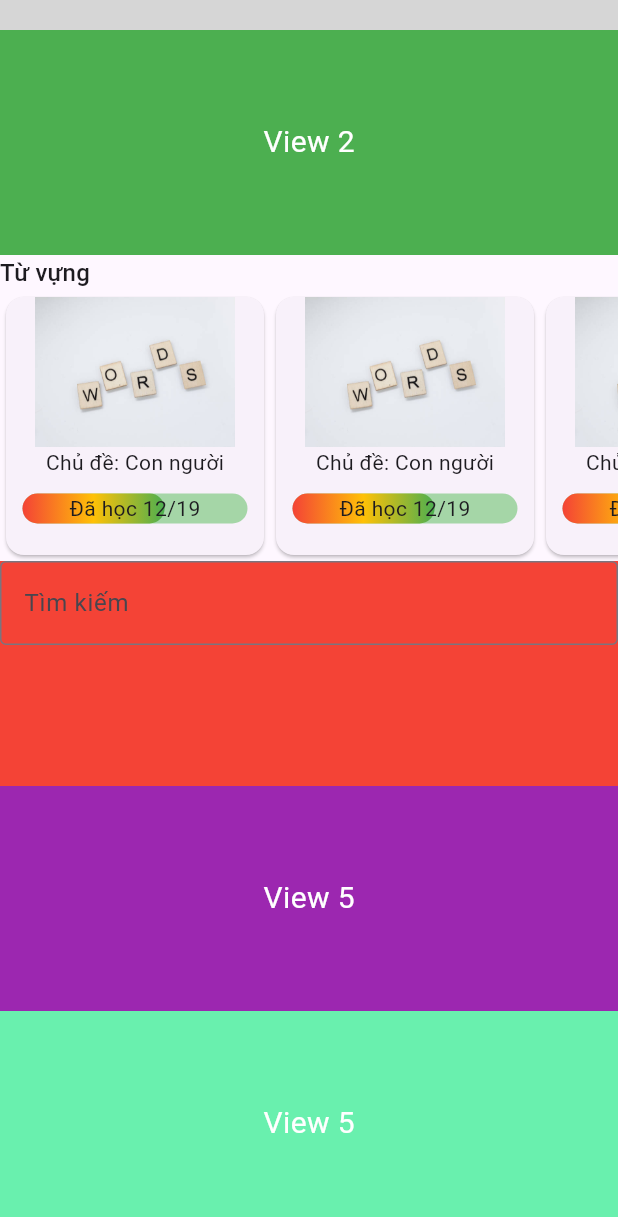
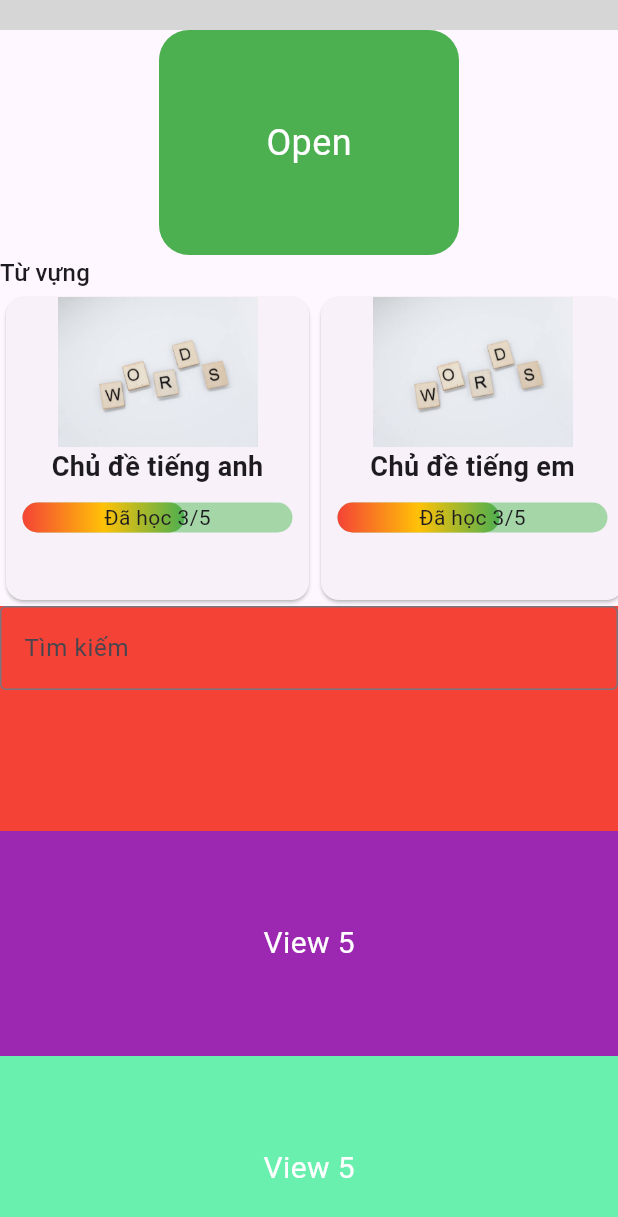
Before and after one commit to VIPCODE03/lap_english, a Flutter app: the HomeScreen widget shown alone on an empty page, opened directly, scrolled down 280 dp, on a phone screen of 412 x 824 dp. Shown: the top 1217 px of the screen. Run offline on Flutter 3.47's test engine with Material 3 defaults, Android fonts, the light colour scheme and no system bars; our stand-ins replace flutter_bloc, fluttertoast, sqflite; accounts and stored records are empty; grey boxes are pictures that could not be loaded.

Commit message:
Tạo view row2 (#12)
Co-authored-by: Đào Như Triệu <6650530@sv.vnua.edu.vn>

```diff
--- a/lib/ui/screens/HomeScreen.dart
+++ b/lib/ui/screens/HomeScreen.dart
@@ -1,6 +1,7 @@
 import 'package:flutter/material.dart';
 import 'package:lap_english/ui/widgets/home_widgets/Row1.dart';
 import 'package:lap_english/ui/widgets/home_widgets/Row3.dart';
+import 'package:lap_english/ui/widgets/other/Test.dart';
 
 
 class HomeScreen extends StatelessWidget {
@@ -8,6 +9,8 @@ class HomeScreen extends StatelessWidget {
 
   @override
   Widget build(BuildContext context) {
+    double maxHeight = MediaQuery.of(context).size.height;
+    double maxWidth = MediaQuery.of(context).size.width;
     return ListView(
         children: [
           const SizedBox(
@@ -18,7 +21,7 @@ class HomeScreen extends StatelessWidget {
           Container(
             height: 150,
             color: Colors.green,
-            child: Center(child: Text('View 2', style: TextStyle(color: Colors.white, fontSize: 20))),
+            child: ExpandableView(maxHeight: maxHeight, maxWight: maxWidth)
           ),
 
           Text(
@@ -26,9 +29,9 @@ class HomeScreen extends StatelessWidget {
             style: Theme.of(context).textTheme.titleMedium,
           ),
           Container(
-            height: 180,
+            height: 210,
             color: Colors.orange,
-            child: const Row3()
+            child: const Row3(data: ["Chủ đề tiếng anh", "Chủ đề tiếng em", "Chủ đề tiếng Trung", "Chủ đề địt nhau", "Chủ đề bú lồn"],)
           ),
           Container(
             height: 150,
--- a/lib/ui/widgets/home_widgets/Row3.dart
+++ b/lib/ui/widgets/home_widgets/Row3.dart
@@ -3,7 +3,12 @@ import 'package:lap_english/constant/AssetsConstant.dart';
 import 'package:lap_english/ui/widgets/other/ProgressBar.dart';
 
 class Row3 extends StatelessWidget {
-  const Row3({super.key});
+  final List<String> data;
+
+  const Row3({
+    super.key,
+    required this.data
+  });
 
   @override
   Widget build(BuildContext context) {
@@ -11,9 +16,9 @@ class Row3 extends StatelessWidget {
       body: GridView.count(
         scrollDirection: Axis.horizontal,
         crossAxisCount: 1,
-        children: List.generate(5, (index) {
-          return _item(null, "Chủ đề: Con người", 12, 19);
-        }),
+        children: data.map((dt) {
+          return _item(null, dt, 3, data.length);
+        }).toList(),
       ),
     );
   }
@@ -27,7 +32,15 @@ class Row3 extends StatelessWidget {
             height: 100,
             child:  Image(image: file ?? const AssetImage('${AssetsConstant.directoryImageItem}img_item_topic.jpg')),
           ),
-          Text(content),
+          Text(
+            content,
+            maxLines: 2,
+            overflow: TextOverflow.ellipsis,
+            style: const TextStyle(
+              fontSize: 18,
+              fontWeight: FontWeight.bold
+            ),
+          ),
           Padding(
             padding: const EdgeInsets.all(6),
             child: Stack(
--- /dev/null
+++ b/lib/ui/widgets/other/Test.dart
@@ -0,0 +1,57 @@
+import 'package:flutter/material.dart';
+
+class ExpandableView extends StatefulWidget {
+  final double maxHeight;
+  final double maxWight;
+
+  const ExpandableView({
+    super.key,
+    required this.maxHeight,
+    required this.maxWight
+  });
+
+  @override
+  _ExpandableViewState createState() => _ExpandableViewState(maxHeight, maxWight);
+}
+
+class _ExpandableViewState extends State<ExpandableView> {
+  bool _isExpanded = false;
+  final double maxHeight;
+  final double maxWight;
+
+  _ExpandableViewState(this.maxHeight, this.maxWight);
+
+  void _toggleExpand() {
+    setState(() {
+      _isExpanded = !_isExpanded;
+    });
+  }
+
+
+  @override
+  Widget build(BuildContext context) {
+    return Scaffold(
+      body: Center(
+        child: GestureDetector(
+          onTap: _toggleExpand,
+          child: AnimatedContainer(
+            duration: const Duration(milliseconds: 500),
+            curve: Curves.fastEaseInToSlowEaseOut,
+            width: _isExpanded ? maxWight : 200,
+            height: _isExpanded ? maxHeight : 200,
+            decoration: BoxDecoration(
+              color: _isExpanded ? Colors.blue : Colors.green,
+              borderRadius: BorderRadius.circular(_isExpanded ? 0 : 20),
+            ),
+            child: Center(
+              child: Text(
+                _isExpanded ? 'Close' : 'Open',
+                style: const TextStyle(color: Colors.white, fontSize: 24),
+              ),
+            ),
+          ),
+        ),
+      ),
+    );
+  }
+}
```
Also changed, not shown: lib/ui/widgets/home_widgets/Row2.dart (added).
